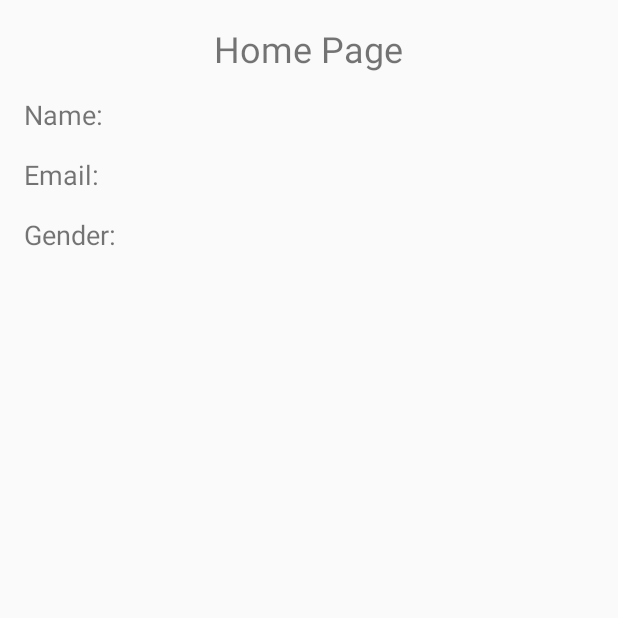
After one commit to Arthuro92/Fahrgenei, an Android app: the HomeActivity screen opened directly, with no data from a screen before it, on a phone screen of 412 x 824 dp, the top half of it. The commit adds this screen. Run offline under Robolectric (Android 15) with nearby library versions, the phone set to English and light mode, and no system bars.

Commit message:
alles neu

```diff
--- a/Fahrgemeinschaft/app/build.gradle
+++ b/Fahrgemeinschaft/app/build.gradle
@@ -23,4 +23,5 @@ dependencies {
     compile fileTree(dir: 'libs', include: ['*.jar'])
     testCompile 'junit:junit:4.12'
     compile 'com.android.support:appcompat-v7:23.3.0'
+    compile 'com.google.android.gms:play-services:7.3.0'
 }
--- /dev/null
+++ b/Fahrgemeinschaft/app/src/main/java/com/example/lennart/fahrgemeinschaft/HomeActivity.java
@@ -0,0 +1,120 @@
+package com.example.lennart.fahrgemeinschaft;
+
+import android.app.Activity;
+import android.content.Intent;
+import android.graphics.Bitmap;
+import android.graphics.BitmapFactory;
+import android.os.AsyncTask;
+import android.os.Bundle;
+import android.view.Menu;
+import android.view.MenuItem;
+import android.widget.ImageView;
+import android.widget.TextView;
+
+import org.json.JSONException;
+import org.json.JSONObject;
+
+import java.io.IOException;
+import java.io.InputStream;
+import java.net.HttpURLConnection;
+import java.net.URL;
+import java.net.URLConnection;
+
+
+public class HomeActivity extends Activity {
+
+    ImageView imageProfile;
+    TextView textViewName, textViewEmail, textViewGender;
+    String textName, textEmail, textGender, userImageUrl;
+
+    @Override
+    protected void onCreate(Bundle savedInstanceState) {
+        super.onCreate(savedInstanceState);
+        setContentView(R.layout.activity_home);
+
+        textViewName = (TextView) findViewById(R.id.textViewNameValue);
+        textViewEmail = (TextView) findViewById(R.id.textViewEmailValue);
+        textViewGender = (TextView) findViewById(R.id.textViewGenderValue);
+        imageProfile = (ImageView) findViewById(R.id.imageView1);
+
+        Intent intent = getIntent();
+        textEmail = intent.getStringExtra("email_id");
+        System.out.println(textEmail);
+        textViewEmail.setText(textEmail);
+
+        try {
+            JSONObject profileData = new JSONObject(AbstractGetNameTask.GOOGLE_USER_DATA);
+
+            if(profileData.has("picture")) {
+                userImageUrl = profileData.getString("picture");
+                new GetImageFromUrl().execute(userImageUrl);
+            }
+            if(profileData.has("name")) {
+                textName = profileData.getString("name");
+                textViewName.setText(textName);
+            }
+            if(profileData.has("gender")) {
+                textGender = profileData.getString("gender");
+                textViewGender.setText(textGender);
+            }
+
+        } catch(JSONException e) {
+            e.printStackTrace();
+        }
+    }
+
+    public class GetImageFromUrl extends AsyncTask<String, Void, Bitmap> {
+        @Override
+        protected Bitmap doInBackground(String... urls) {
+
+            Bitmap map = null;
+            for(String url : urls) {
+                map = downloadImage(url);
+            }
+
+            return map;
+        }
+
+        @Override
+        protected void onPostExecute(Bitmap bitmap) {
+            imageProfile.setImageBitmap(bitmap);
+        }
+
+        private Bitmap downloadImage(String url) {
+            Bitmap bitmap = null;
+            InputStream stream = null;
+            BitmapFactory.Options bmOptions = new BitmapFactory.Options();
+            bmOptions.inSampleSize = 1;
+
+            try {
+                stream = getHttpConnection(url);
+                bitmap = BitmapFactory.decodeStream(stream, null, bmOptions);
+                stream.close();
+            } catch (IOException e) {
+                e.printStackTrace();
+            }
+
+            return bitmap;
+        }
+
+        private InputStream getHttpConnection(String urlString) throws IOException{
+            InputStream stream = null;
+            URL url = new URL(urlString);
+            URLConnection connection = url.openConnection();
+
+            try {
+                HttpURLConnection httpURLConnection = (HttpURLConnection) connection;
+                httpURLConnection.setRequestMethod("GET");
+                httpURLConnection.connect();
+
+                if(httpURLConnection.getResponseCode() == HttpURLConnection.HTTP_OK) {
+                    stream = httpURLConnection.getInputStream();
+                }
+            } catch (Exception ex) {
+                ex.printStackTrace();
+            }
+
+            return stream;
+        }
+    }
+}
--- /dev/null
+++ b/Fahrgemeinschaft/app/src/main/res/layout/activity_home.xml
@@ -0,0 +1,88 @@
+<?xml version="1.0" encoding="utf-8"?>
+<RelativeLayout xmlns:android="http://schemas.android.com/apk/res/android"
+    xmlns:tools="http://schemas.android.com/tools"
+    android:layout_width="match_parent"
+    android:layout_height="match_parent"
+    android:paddingBottom="@dimen/activity_vertical_margin"
+    android:paddingLeft="@dimen/activity_horizontal_margin"
+    android:paddingRight="@dimen/activity_horizontal_margin"
+    android:paddingTop="@dimen/activity_vertical_margin"
+    tools:context="com.example.lennart.fahrgemeinschaft.HomeActivity">
+
+    <TextView
+        android:id="@+id/textViewTitle"
+        android:text="Home Page"
+        android:layout_alignParentTop="true"
+        android:layout_centerHorizontal="true"
+        android:textSize="24sp"
+        android:layout_width="wrap_content"
+        android:layout_height="wrap_content" />
+
+    <TextView
+        android:id="@+id/textViewNameLabel"
+        android:layout_width="wrap_content"
+        android:layout_height="wrap_content"
+        android:layout_alignParentLeft="true"
+        android:layout_below="@+id/textViewTitle"
+        android:layout_marginTop="15dp"
+        android:text="Name:"
+        android:textSize="18sp" />
+
+    <TextView
+        android:id="@+id/textViewNameValue"
+        android:layout_width="wrap_content"
+        android:layout_height="wrap_content"
+        android:layout_toRightOf="@+id/textViewNameLabel"
+        android:layout_below="@+id/textViewTitle"
+        android:layout_marginTop="15dp"
+        android:layout_marginLeft="10dp"
+        android:textSize="18sp" />
+
+    <TextView
+        android:id="@+id/textViewEmailLabel"
+        android:layout_width="wrap_content"
+        android:layout_height="wrap_content"
+        android:layout_alignParentLeft="true"
+        android:layout_below="@+id/textViewNameLabel"
+        android:layout_marginTop="15dp"
+        android:text="Email:"
+        android:textSize="18sp" />
+
+    <TextView
+        android:id="@+id/textViewEmailValue"
+        android:layout_width="wrap_content"
+        android:layout_height="wrap_content"
+        android:layout_toRightOf="@+id/textViewEmailLabel"
+        android:layout_below="@+id/textViewNameLabel"
+        android:layout_marginTop="15dp"
+        android:layout_marginLeft="10dp"
+        android:textSize="18sp" />
+
+    <TextView
+        android:id="@+id/textViewGenderLabel"
+        android:layout_width="wrap_content"
+        android:layout_height="wrap_content"
+        android:layout_alignParentLeft="true"
+        android:layout_below="@+id/textViewEmailLabel"
+        android:layout_marginTop="15dp"
+        android:text="Gender:"
+        android:textSize="18sp" />
+
+    <TextView
+        android:id="@+id/textViewGenderValue"
+        android:layout_width="wrap_content"
+        android:layout_height="wrap_content"
+        android:layout_toRightOf="@+id/textViewGenderLabel"
+        android:layout_below="@+id/textViewEmailLabel"
+        android:layout_marginTop="15dp"
+        android:layout_marginLeft="10dp"
+        android:textSize="18sp" />
+
+    <ImageView
+        android:id="@+id/imageView1"
+        android:layout_width="wrap_content"
+        android:layout_height="wrap_content"
+        android:layout_alignParentRight="true"
+        android:layout_toRightOf="@id/textViewTitle" />
+
+</RelativeLayout>
--- a/Fahrgemeinschaft/app/src/main/res/values/strings.xml
+++ b/Fahrgemeinschaft/app/src/main/res/values/strings.xml
@@ -1,3 +1,5 @@
 <resources>
     <string name="app_name">Fahrgemeinschaft</string>
+    <string name="google_mail">google-mail</string>
+    <string name="passwort_vergessen">Passwort vergessen?</string>
 </resources>
```
Also changed, not shown: Fahrgemeinschaft/app/src/main/AndroidManifest.xml (+12 -0 lines), Fahrgemeinschaft/app/src/main/java/com/example/lennart/fahrgemeinschaft/AbstractGetNameTask.java (added, +95 -0 lines), Fahrgemeinschaft/app/src/main/java/com/example/lennart/fahrgemeinschaft/GetNameInForeground.java (added, +33 -0 lines), Fahrgemeinschaft/app/src/main/java/com/example/lennart/fahrgemeinschaft/MainActivity.java (+63 -2 lines), Fahrgemeinschaft/app/src/main/res/layout/activity_main.xml (+14 -1 lines).
